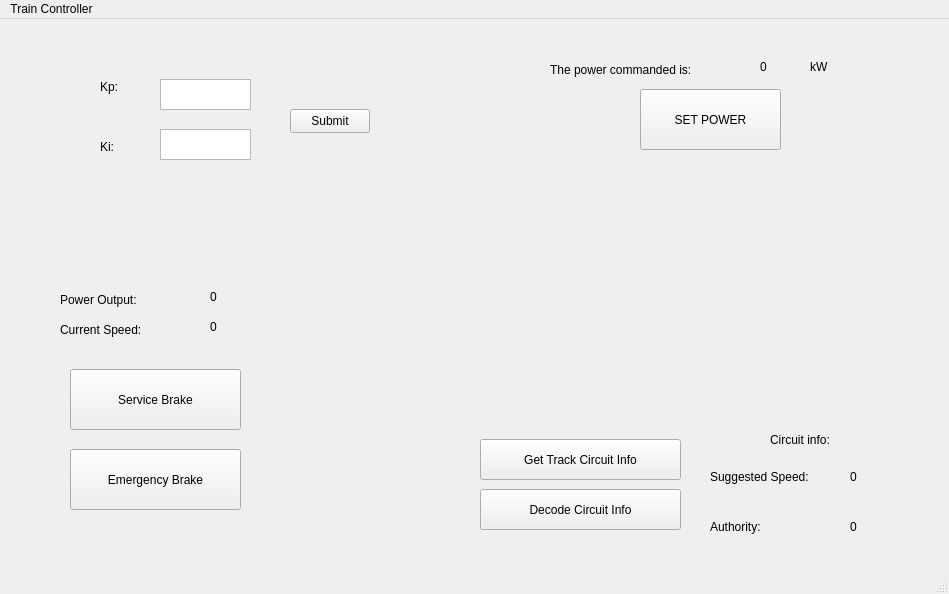
This is SWTrainController/SWTrainController.ui in marmysl/ece1140 as Qt 5 draws it before an edit. The edited form follows.
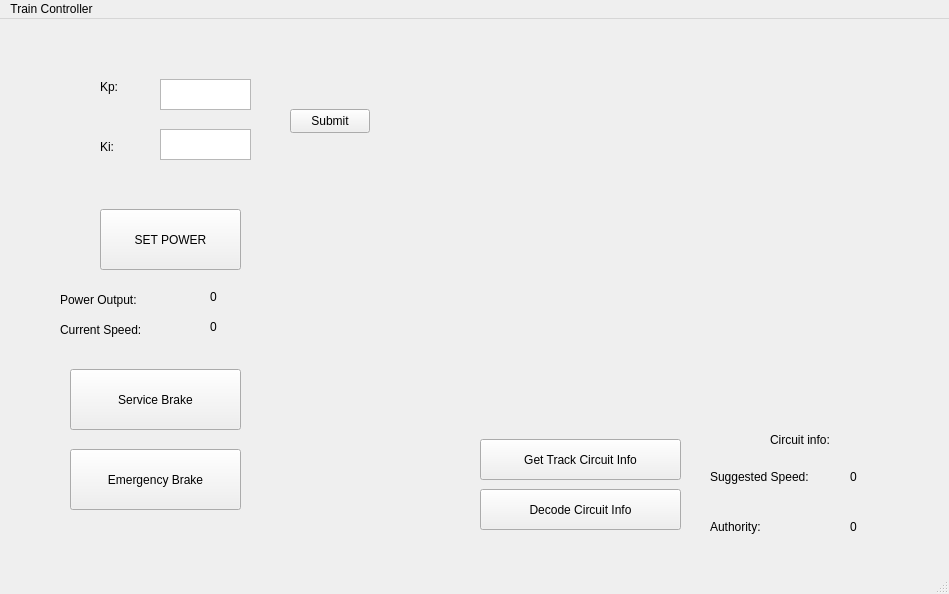
This is the edited form.

Patch:
```diff
--- a/SWTrainController/SWTrainController.ui
+++ b/SWTrainController/SWTrainController.ui
@@ -73,50 +73,11 @@
      <string>Submit</string>
     </property>
    </widget>
-   <widget class="QLabel" name="pcmd_label">
-    <property name="geometry">
-     <rect>
-      <x>550</x>
-      <y>40</y>
-      <width>171</width>
-      <height>21</height>
-     </rect>
-    </property>
-    <property name="text">
-     <string>The power commanded is:</string>
-    </property>
-   </widget>
-   <widget class="QLabel" name="p_out_label">
-    <property name="geometry">
-     <rect>
-      <x>760</x>
-      <y>40</y>
-      <width>58</width>
-      <height>16</height>
-     </rect>
-    </property>
-    <property name="text">
-     <string>0</string>
-    </property>
-   </widget>
-   <widget class="QLabel" name="kW_label">
-    <property name="geometry">
-     <rect>
-      <x>810</x>
-      <y>40</y>
-      <width>58</width>
-      <height>16</height>
-     </rect>
-    </property>
-    <property name="text">
-     <string>kW</string>
-    </property>
-   </widget>
    <widget class="QPushButton" name="sendPowerButton">
     <property name="geometry">
      <rect>
-      <x>640</x>
-      <y>70</y>
+      <x>100</x>
+      <y>190</y>
       <width>141</width>
       <height>61</height>
      </rect>
```
